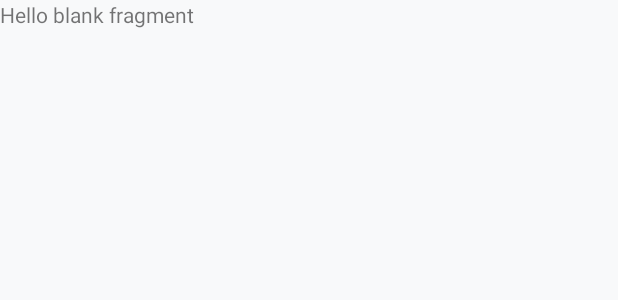
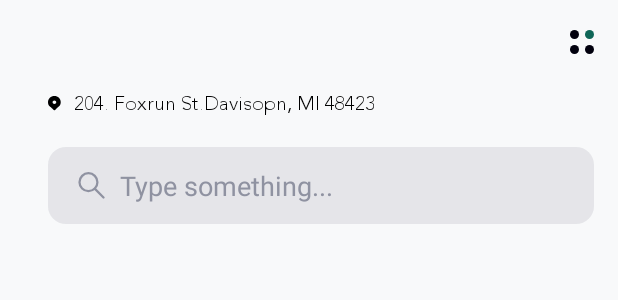
Before and after one commit to hajiyevelnur04/FoodDoor-delivery, an Android app: the layout fragment_market.xml on its own in the app's theme, with its tools: preview values and no code run, on a phone screen of 412 x 824 dp. Shown: the top 300 px of the screen. Run offline under Robolectric (Android 15) with nearby library versions, the phone set to English and light mode, and no system bars.

Commit message:
marlet header was created

```diff
--- a/app/src/main/java/com/runle/fooddoor/di/ViewModelModule.kt
+++ b/app/src/main/java/com/runle/fooddoor/di/ViewModelModule.kt
@@ -6,6 +6,7 @@ import com.runle.fooddoor.presentation.fragment.home.category.CategoryDetailFrag
 import com.runle.fooddoor.presentation.fragment.home.category.CategoryDetailViewModel
 import com.runle.fooddoor.presentation.fragment.intro.IntroViewModel
 import com.runle.fooddoor.presentation.fragment.order.draft.DraftViewModel
+import com.runle.fooddoor.presentation.fragment.profile.ProfileViewModel
 import com.runle.fooddoor.presentation.view.lang.LanguageBottomSheetViewModel
 import org.koin.android.viewmodel.dsl.viewModel
 import org.koin.dsl.module
@@ -20,4 +21,5 @@ val viewModelModule = module {
     viewModel { DraftViewModel(get()) }
     viewModel { IntroViewModel() }
     viewModel { LanguageBottomSheetViewModel(get()) }
+    viewModel { ProfileViewModel(get()) }
 }
--- /dev/null
+++ b/app/src/main/res/drawable/radius_8dp_gray.xml
@@ -0,0 +1,14 @@
+<shape
+    xmlns:android="http://schemas.android.com/apk/res/android"
+    android:shape="rectangle"   >
+
+    <solid
+        android:color="@color/gray_bg_30" >
+    </solid>
+
+
+    <corners
+        android:radius="@dimen/_12dp">
+    </corners>
+
+</shape>
--- a/app/src/main/res/layout/fragment_market.xml
+++ b/app/src/main/res/layout/fragment_market.xml
@@ -1,14 +1,44 @@
 <?xml version="1.0" encoding="utf-8"?>
-<FrameLayout xmlns:android="http://schemas.android.com/apk/res/android"
-    xmlns:tools="http://schemas.android.com/tools"
-    android:layout_width="match_parent"
-    android:layout_height="match_parent"
-    tools:context=".presentation.fragment.market.MarketFragment">
+<layout
+    xmlns:android="http://schemas.android.com/apk/res/android"
+    xmlns:app="http://schemas.android.com/apk/res-auto"
+    xmlns:tools="http://schemas.android.com/tools">
 
-    <!-- TODO: Update blank fragment layout -->
-    <TextView
+    <androidx.constraintlayout.widget.ConstraintLayout
         android:layout_width="match_parent"
         android:layout_height="match_parent"
-        android:text="@string/hello_blank_fragment" />
+        tools:context=".presentation.fragment.market.MarketFragment">
 
-</FrameLayout>
+        <include
+            android:id="@+id/header"
+            layout="@layout/header_toolbar"
+            app:layout_constraintEnd_toEndOf="parent"
+            app:layout_constraintStart_toStartOf="parent"
+            app:layout_constraintTop_toTopOf="parent" />
+
+        <include
+            android:id="@+id/location"
+            layout="@layout/location_view"
+            android:layout_width="match_parent"
+            android:layout_height="wrap_content"
+            android:layout_marginHorizontal="@dimen/_32dp"
+            app:layout_constraintEnd_toEndOf="parent"
+            app:layout_constraintStart_toStartOf="parent"
+            app:layout_constraintTop_toBottomOf="@+id/header" />
+
+        <include layout="@layout/search_view"
+            android:id="@+id/search"
+            android:layout_width="match_parent"
+            android:layout_height="wrap_content"
+            android:layout_marginTop="@dimen/_16dp"
+            android:layout_marginLeft="@dimen/_32dp"
+            android:layout_marginRight="@dimen/_16dp"
+            app:layout_constraintEnd_toEndOf="parent"
+            app:layout_constraintStart_toStartOf="parent"
+            app:layout_constraintTop_toBottomOf="@+id/location"/>
+
+
+
+    </androidx.constraintlayout.widget.ConstraintLayout>
+
+</layout>
--- a/app/src/main/res/layout/fragment_profile.xml
+++ b/app/src/main/res/layout/fragment_profile.xml
@@ -2,6 +2,12 @@
 <layout xmlns:android="http://schemas.android.com/apk/res/android"
     xmlns:tools="http://schemas.android.com/tools"
     xmlns:app="http://schemas.android.com/apk/res-auto">
+
+    <data>
+        <variable
+            name="viewModel"
+            type="com.runle.fooddoor.presentation.fragment.profile.ProfileViewModel" />
+    </data>
 
     <androidx.constraintlayout.widget.ConstraintLayout
         android:layout_width="match_parent"
--- /dev/null
+++ b/app/src/main/res/layout/location_view.xml
@@ -0,0 +1,36 @@
+<?xml version="1.0" encoding="utf-8"?>
+<layout
+    xmlns:android="http://schemas.android.com/apk/res/android"
+    xmlns:app="http://schemas.android.com/apk/res-auto">
+
+
+    <androidx.constraintlayout.widget.ConstraintLayout
+        android:layout_width="match_parent"
+        android:layout_height="wrap_content">
+
+        <ImageView
+            android:id="@+id/location_icon"
+            android:layout_width="wrap_content"
+            android:layout_height="wrap_content"
+            android:layout_marginVertical="@dimen/_8dp"
+            android:src="@drawable/ic_location"
+            app:layout_constraintBottom_toBottomOf="parent"
+            app:layout_constraintStart_toStartOf="parent"
+            app:layout_constraintTop_toTopOf="parent"
+            app:tint="@color/black" />
+
+        <TextView
+            android:id="@+id/location_text"
+            style="@style/Body3"
+            android:layout_width="0dp"
+            android:layout_height="wrap_content"
+            android:layout_marginLeft="@dimen/_8dp"
+            android:text="204. Foxrun St.Davisopn, MI 48423"
+            app:layout_constraintBottom_toBottomOf="@+id/location_icon"
+            app:layout_constraintEnd_toEndOf="parent"
+            app:layout_constraintStart_toEndOf="@+id/location_icon"
+            app:layout_constraintTop_toTopOf="@+id/location_icon" />
+
+    </androidx.constraintlayout.widget.ConstraintLayout>
+
+</layout>
--- /dev/null
+++ b/app/src/main/res/layout/search_view.xml
@@ -0,0 +1,29 @@
+<?xml version="1.0" encoding="utf-8"?>
+<layout
+    xmlns:android="http://schemas.android.com/apk/res/android"
+    xmlns:app="http://schemas.android.com/apk/res-auto">
+
+    <androidx.constraintlayout.widget.ConstraintLayout
+        android:layout_width="match_parent"
+        android:layout_height="wrap_content">
+
+        <EditText
+            android:id="@+id/search"
+            style="@style/SearchViewCustom"
+            android:hint="@string/search_title"
+            android:lines="1"
+            android:maxLines="1"
+            android:paddingStart="@dimen/_20dp"
+            android:singleLine="true"
+            android:background="@drawable/radius_8dp_gray"
+            android:textColorHint="@color/gray_bg"
+            android:visibility="visible"
+            app:layout_constraintBottom_toBottomOf="parent"
+            app:layout_constraintEnd_toEndOf="parent"
+            app:layout_constraintStart_toStartOf="parent"
+            app:layout_constraintTop_toTopOf="parent" />
+
+    </androidx.constraintlayout.widget.ConstraintLayout>
+
+
+</layout>
--- a/app/src/main/res/values/colors.xml
+++ b/app/src/main/res/values/colors.xml
@@ -20,6 +20,11 @@
 
 
     <!--    Gray-->
+    <color name="gray_bg">#8F92A1</color>
+    <color name="gray_bg_10">#108F92A1</color>
+    <color name="gray_bg_30">#308F92A1</color>
+    <color name="gray_bg_60">#608F92A1</color>
+    <color name="gray_bg_90">#908F92A1</color>
     <color name="gray">#D1D1D1</color>
     <color name="gray1">#F3F3F5</color>
     <color name="gray10">#E3E3E9</color>
--- a/app/src/main/res/values/dimens.xml
+++ b/app/src/main/res/values/dimens.xml
@@ -48,6 +48,7 @@
     <dimen name="_40dp">40dp</dimen>
     <dimen name="_200dp">200dp</dimen>
     <dimen name="_150dp">150dp</dimen>
+    <dimen name="_60dp">60dp</dimen>
 
 
 </resources>
```
Also changed, not shown: app/src/main/java/com/runle/fooddoor/presentation/fragment/market/MarketFragment.kt (+9 -38 lines), app/src/main/java/com/runle/fooddoor/presentation/fragment/profile/ProfileFragment.kt (+8 -1 lines), app/src/main/java/com/runle/fooddoor/presentation/fragment/profile/ProfileViewModel.kt (added, +10 -0 lines), app/src/main/res/layout/item_profile.xml (+24 -20 lines), app/src/main/res/drawable/market.png (added).
